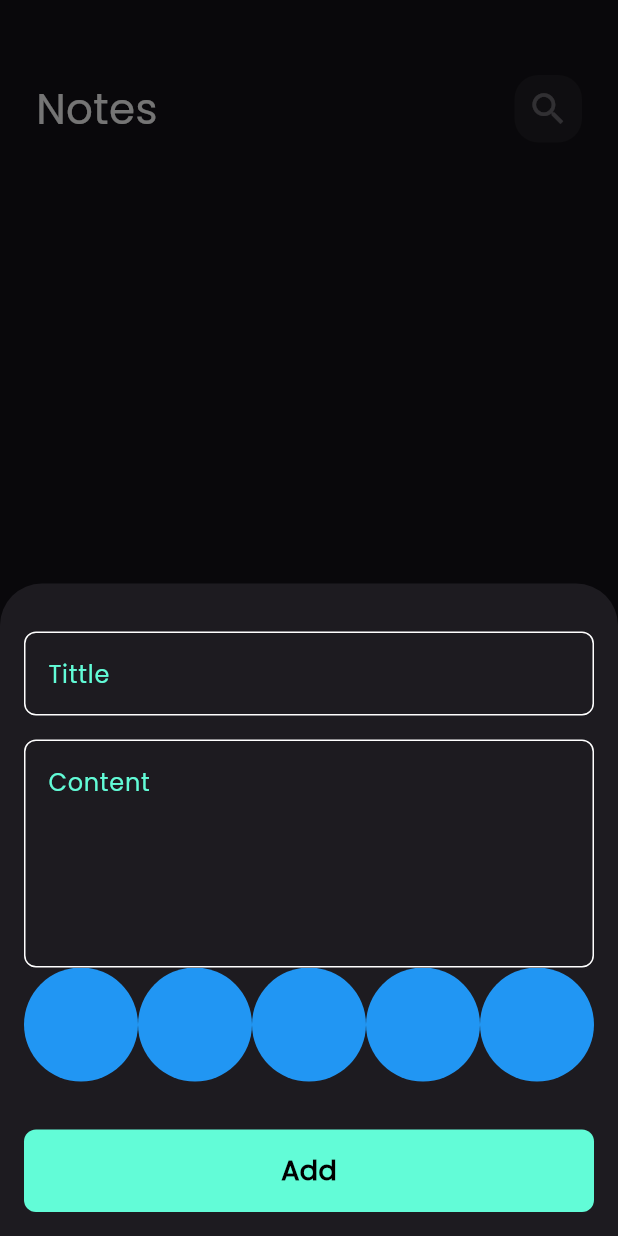
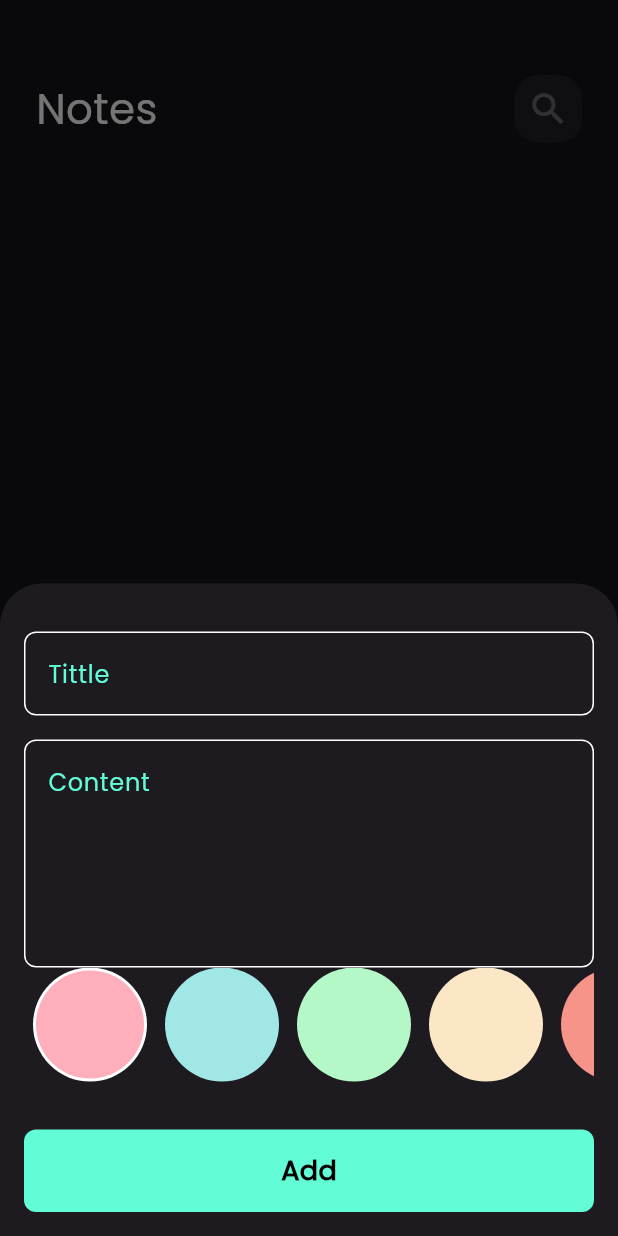
Before and after one commit to HeshamAhmed1004/note_app, a Flutter app: the screen it shows after launch, after a tap on the "add" icon, on a phone screen of 412 x 824 dp. Run offline on Flutter 3.47's test engine with Material 3 defaults, Android fonts, the phone set to English and light mode, and no system bars; our stand-ins replace bloc, flutter_bloc, font_awesome_flutter, hive, hive_flutter; accounts and stored records are empty.

Commit message:
create color list view part 2

```diff
--- a/lib/views/widgets/colors_list_view.dart
+++ b/lib/views/widgets/colors_list_view.dart
@@ -1,27 +1,60 @@
 import 'package:flutter/material.dart';
 
 class ColorItem extends StatelessWidget {
-  const ColorItem({super.key});
+  const ColorItem({super.key, required this.isActive, required this.color});
 
+  final bool isActive;
+final Color color;
   @override
   Widget build(BuildContext context) {
-    return const CircleAvatar(
-      radius: 38,
-      backgroundColor: Colors.blue,
-    );
+    return isActive
+        ? CircleAvatar(
+            radius: 38,
+            backgroundColor: Colors.white,
+            child: CircleAvatar(
+              radius: 36,
+              backgroundColor: color,
+            ),
+          )
+        :  CircleAvatar(
+            radius: 38,
+            backgroundColor: color,
+          );
   }
 }
 
-class ColorsListView extends StatelessWidget {
+class ColorsListView extends StatefulWidget {
   const ColorsListView({super.key});
 
   @override
+  State<ColorsListView> createState() => _ColorsListViewState();
+}
+
+class _ColorsListViewState extends State<ColorsListView> {
+  int currentIndex = 0;
+List<Color> colors=const[
+   Color(0xffFFAEBC),
+   Color(0xffA0E7E5),
+   Color(0xffB4F8C8),
+   Color(0xffFBE7C6),
+   Color(0xffF79489),
+
+];
+  @override
   Widget build(BuildContext context) {
     return SizedBox(
-      height: 38*2,
+      height: 38 * 2,
       child: ListView.builder(
-        itemBuilder: (context, index) => const ColorItem(),
-        itemCount: 10,
+        itemBuilder: (context, index) => Padding(
+          padding:  const EdgeInsets.symmetric(horizontal: 6),
+          child: GestureDetector(
+              onTap: () {
+                currentIndex = index;
+                setState(() {});
+              },
+              child: ColorItem(isActive: currentIndex == index, color: colors[index],)),
+        ),
+        itemCount: colors.length,
         scrollDirection: Axis.horizontal,
       ),
     );
```
